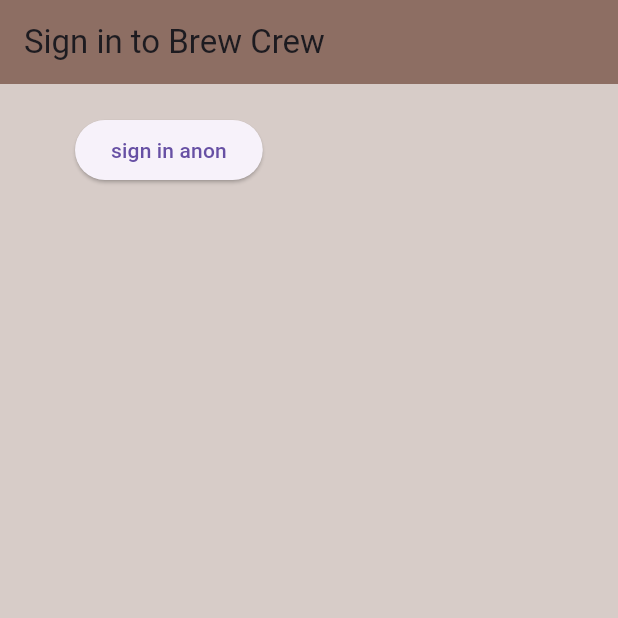
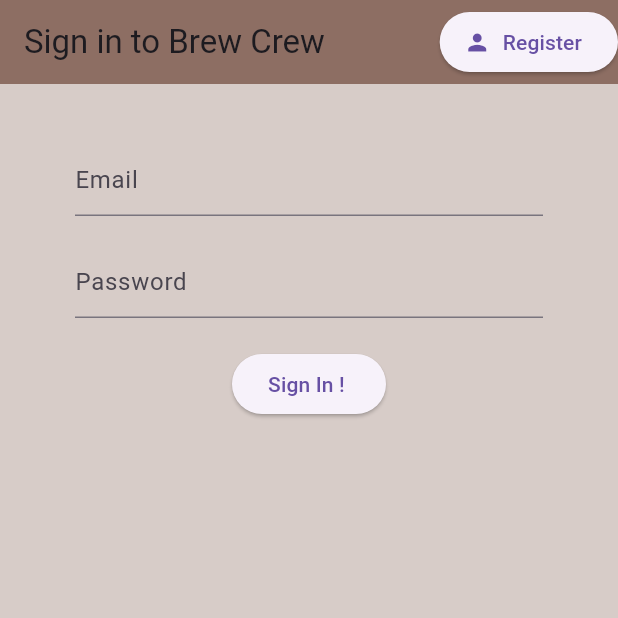
Before and after one commit to 210352R/flutter---firebase-App, a Flutter app: the screen it shows after launch, on a phone screen of 412 x 824 dp, the top half of it. Run offline on Flutter 3.47's test engine with Material 3 defaults, Android fonts, the phone set to English and light mode, and no system bars; our stand-ins replace firebase_auth, firebase_core; accounts and stored records are empty.

Commit message:
sign in with Email / password Added

```diff
--- a/lib/screens/authenticate/authenticate.dart
+++ b/lib/screens/authenticate/authenticate.dart
@@ -1,4 +1,5 @@
 import 'package:flutter/material.dart';
+import 'package:login_app/screens/authenticate/register.dart';
 import 'package:login_app/screens/authenticate/sign_in.dart';
 
 class Authenticate extends StatefulWidget {
@@ -9,10 +10,18 @@ class Authenticate extends StatefulWidget {
 }
 
 class _AuthenticateState extends State<Authenticate> {
+  bool showSignIn = true;
+  void toggleView() {
+    //print(showSignIn.toString());
+    setState(() => showSignIn = !showSignIn);
+  }
+
   @override
   Widget build(BuildContext context) {
-    return Container(
-      child: const SignIn(),
-    );
+    if (showSignIn) {
+      return SignIn(toggleView: toggleView);
+    } else {
+      return Register(toggleView: toggleView);
+    }
   }
 }
--- a/lib/screens/authenticate/register.dart
+++ b/lib/screens/authenticate/register.dart
@@ -2,6 +2,9 @@ import 'package:flutter/material.dart';
 import 'package:login_app/services/auth.dart';
 
 class Register extends StatefulWidget {
+  final Function toggleView;
+  Register({required this.toggleView});
+
   @override
   _RegisterState createState() => _RegisterState();
 }
@@ -9,9 +12,13 @@ class Register extends StatefulWidget {
 class _RegisterState extends State<Register> {
   final AuthService _auth = AuthService();
 
+  // create form key for validation
+  final _formKey = GlobalKey<FormState>();
+
   // text field state
   String email = '';
   String password = '';
+  String error = '';
 
   @override
   Widget build(BuildContext context) {
@@ -21,39 +28,66 @@ class _RegisterState extends State<Register> {
         backgroundColor: Colors.brown[400],
         elevation: 0.0,
         title: Text('Sign up to Brew Crew'),
+        actions: <Widget>[
+          ElevatedButton.icon(
+            icon: Icon(Icons.person),
+            label: Text('Sign In'),
+            onPressed: () => widget.toggleView(),
+          ),
+        ],
       ),
       body: Container(
         padding: EdgeInsets.symmetric(vertical: 20.0, horizontal: 50.0),
         child: Form(
+          key: _formKey,
           child: Column(
             children: <Widget>[
               SizedBox(height: 20.0),
               TextFormField(
+                validator: (val) => val!.isEmpty ? 'Enter an email' : null,
+                decoration: InputDecoration(
+                  hintText: 'Email',
+                ),
                 onChanged: (val) {
                   setState(() => email = val);
                 },
               ),
               SizedBox(height: 20.0),
               TextFormField(
+                validator: (val) =>
+                    val!.length < 6 ? 'Enter a password 6+ chars long' : null,
                 obscureText: true,
+                decoration: InputDecoration(
+                  hintText: 'Password',
+                ),
                 onChanged: (val) {
                   setState(() => password = val);
                 },
               ),
               SizedBox(height: 20.0),
               ElevatedButton(
-                  style: ButtonStyle(
-                    backgroundColor:
-                        MaterialStateProperty.all<Color>(Colors.pink),
-                  ),
                   child: Text(
                     'Register',
-                    style: TextStyle(color: Colors.white),
                   ),
                   onPressed: () async {
-                    print(email);
-                    print(password);
+                    if (_formKey.currentState!.validate()) {
+                      print(email);
+                      print(password);
+                      print("Calling register with email and password");
+                      dynamic result = await _auth.registerWithEmailAndPassword(
+                          email, password);
+                      if (result == null) {
+                        setState(() {
+                          error = 'Please supply a valid email';
+                        });
+                      }
+                    }
                   }),
+              SizedBox(height: 12.0),
+              Text(
+                error,
+                style: TextStyle(color: Colors.red),
+              ),
             ],
           ),
         ),
--- a/lib/screens/authenticate/sign_in.dart
+++ b/lib/screens/authenticate/sign_in.dart
@@ -2,14 +2,22 @@ import 'package:flutter/material.dart';
 import 'package:login_app/services/auth.dart';
 
 class SignIn extends StatefulWidget {
-  const SignIn({super.key});
+  final Function toggleView;
+  SignIn({required this.toggleView});
 
   @override
-  State<SignIn> createState() => _SignInState();
+  _SignInState createState() => _SignInState();
 }
 
 class _SignInState extends State<SignIn> {
   final AuthService _auth = AuthService();
+
+  final _formKey = GlobalKey<FormState>();
+
+  // text field state
+  String email = '';
+  String password = '';
+  String error = '';
 
   @override
   Widget build(BuildContext context) {
@@ -18,23 +26,89 @@ class _SignInState extends State<SignIn> {
       appBar: AppBar(
         backgroundColor: Colors.brown[400],
         elevation: 0.0,
-        title: const Text('Sign in to Brew Crew'),
+        title: Text('Sign in to Brew Crew'),
+        actions: <Widget>[
+          ElevatedButton.icon(
+            icon: Icon(Icons.person),
+            label: Text('Register'),
+            onPressed: () => widget.toggleView(),
+          ),
+        ],
       ),
       body: Container(
-        padding: const EdgeInsets.symmetric(vertical: 20.0, horizontal: 50.0),
-        child: ElevatedButton(
-          child: const Text('sign in anon'),
-          onPressed: () async {
-            dynamic result = await _auth.signInAnon();
-            if (result == null) {
-              print('error with signing in  ============= ');
-            } else {
-              print('signed in Annonimously =============');
-              print(result);
-            }
-          },
+        padding: EdgeInsets.symmetric(vertical: 20.0, horizontal: 50.0),
+        child: Form(
+          key: _formKey,
+          child: Column(
+            children: <Widget>[
+              SizedBox(height: 20.0),
+              TextFormField(
+                validator: (val) => val!.isEmpty ? 'Enter an email' : null,
+                decoration: InputDecoration(
+                  hintText: 'Email',
+                ),
+                onChanged: (val) {
+                  setState(() => email = val);
+                },
+              ),
+              SizedBox(height: 20.0),
+              TextFormField(
+                validator: (val) =>
+                    val!.length < 6 ? 'Enter a password 6+ chars long' : null,
+                obscureText: true,
+                decoration: InputDecoration(
+                  hintText: 'Password',
+                ),
+                onChanged: (val) {
+                  setState(() => password = val);
+                },
+              ),
+              SizedBox(height: 20.0),
+              ElevatedButton(
+                child: Text(
+                  'Sign In ! ',
+                ),
+                onPressed: () async {
+                  if (_formKey.currentState!.validate()) {
+                    dynamic result =
+                        await _auth.signInWithEmailAndPassword(email, password);
+                    if (result == null) {
+                      print(
+                          "******------ There is an error in sign in -------******");
+                      setState(() {
+                        error = 'Could not sign in with those credentials';
+                      });
+                    }
+                  }
+                },
+              ),
+              SizedBox(height: 12.0),
+              Text(
+                error,
+                style: TextStyle(color: Colors.red),
+              ),
+            ],
+          ),
         ),
       ),
     );
   }
 }
+
+
+
+// body: Container(
+//         padding: const EdgeInsets.symmetric(vertical: 20.0, horizontal: 50.0),
+//         child: ElevatedButton(
+//           child: const Text('sign in anon'),
+//           onPressed: () async {
+//             dynamic result = await _auth.signInAnon();
+//             if (result == null) {
+//               print('error with signing in  ============= ');
+//             } else {
+//               print('signed in Annonimously =============');
+//               print(result);
+//             }
+//           },
+//         ),
+//       ),
```
Also changed, not shown: lib/services/auth.dart (+30 -0 lines).
